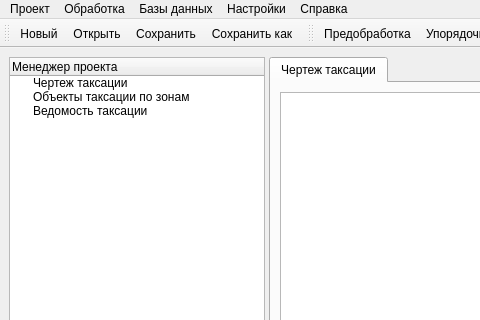
Before: the Qt Designer form resources/ui/mainwindow.ui in maxmyslivets/TaxationMaster, drawn with Qt 5; both pictures show x 0 to 480 and y 0 to 320 of the 1371 by 766 pixel window.
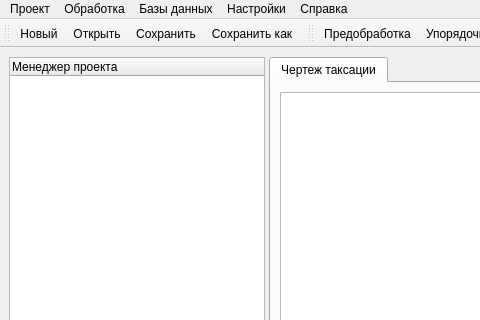
After: the same form once the commit is applied. Icons and pictures are not drawn.

Diff of the .ui file:
```diff
--- a/resources/ui/mainwindow.ui
+++ b/resources/ui/mainwindow.ui
@@ -63,21 +63,6 @@
          <string>Менеджер проекта</string>
         </property>
        </column>
-       <item>
-        <property name="text">
-         <string>Чертеж таксации</string>
-        </property>
-       </item>
-       <item>
-        <property name="text">
-         <string>Объекты таксации по зонам</string>
-        </property>
-       </item>
-       <item>
-        <property name="text">
-         <string>Ведомость таксации</string>
-        </property>
-       </item>
       </widget>
       <widget class="QSplitter" name="splitter_2">
        <property name="sizePolicy">
```
